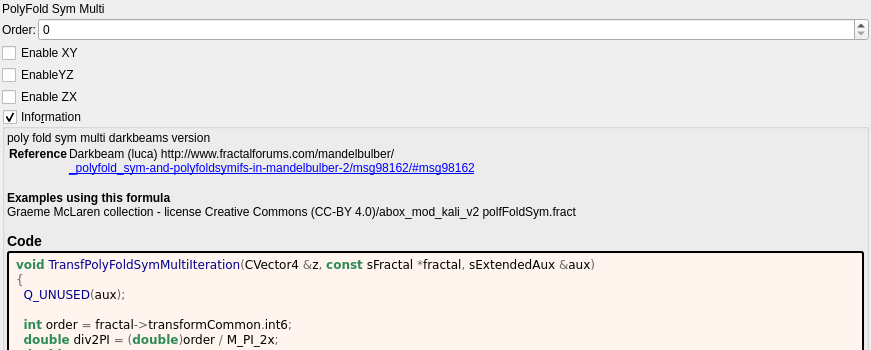
Before: the Qt Designer form mandelbulber2/formula/ui/transf_poly_fold_sym_multi.ui in buddhi1980/mandelbulber2, drawn with Qt 5; both pictures show x 0 to 871 and y 0 to 350 of the 871 by 990 pixel window.
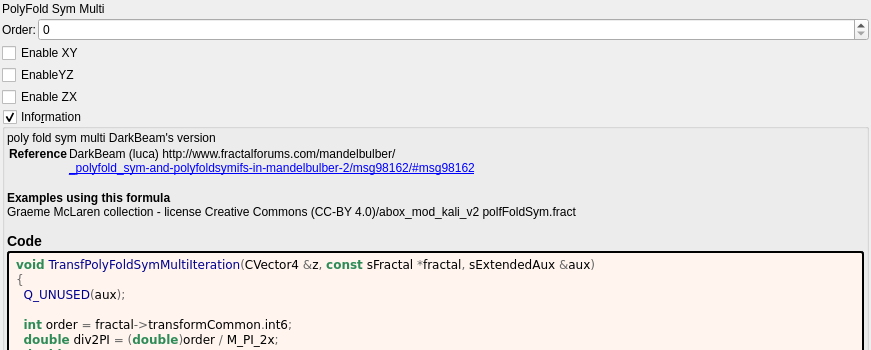
After: the same form once the commit is applied. Custom widgets are drawn as their Qt base class.

Patch:
```diff
--- a/mandelbulber2/formula/ui/transf_poly_fold_sym_multi.ui
+++ b/mandelbulber2/formula/ui/transf_poly_fold_sym_multi.ui
@@ -132,8 +132,8 @@
       <item>
        <widget class="QLabel" name="label_information_general">
         <property name="text">
-         <string notr="true">&lt;p&gt;poly fold sym multi darkbeams version&lt;/p&gt;&lt;table&gt;
-&lt;tr&gt;&lt;th&gt;Reference&lt;/th&gt;&lt;td&gt;&lt;a href=&quot;Darkbeam (luca) http://www.fractalforums.com/mandelbulber/&quot;&gt;Darkbeam (luca) http://www.fractalforums.com/mandelbulber/&lt;br&gt;
+         <string notr="true">&lt;p&gt;poly fold sym multi DarkBeam's version&lt;/p&gt;&lt;table&gt;
+&lt;tr&gt;&lt;th&gt;Reference&lt;/th&gt;&lt;td&gt;&lt;a href=&quot;DarkBeam (luca) http://www.fractalforums.com/mandelbulber/&quot;&gt;DarkBeam (luca) http://www.fractalforums.com/mandelbulber/&lt;br&gt;
 &lt;a href=&quot;_polyfold_sym-and-polyfoldsymifs-in-mandelbulber-2/msg98162/#msg98162&quot;&gt;_polyfold_sym-and-polyfoldsymifs-in-mandelbulber-2/msg98162/#msg98162&lt;br&gt;
 &lt;/td&gt;&lt;/tr&gt;
 &lt;/table&gt;
```
